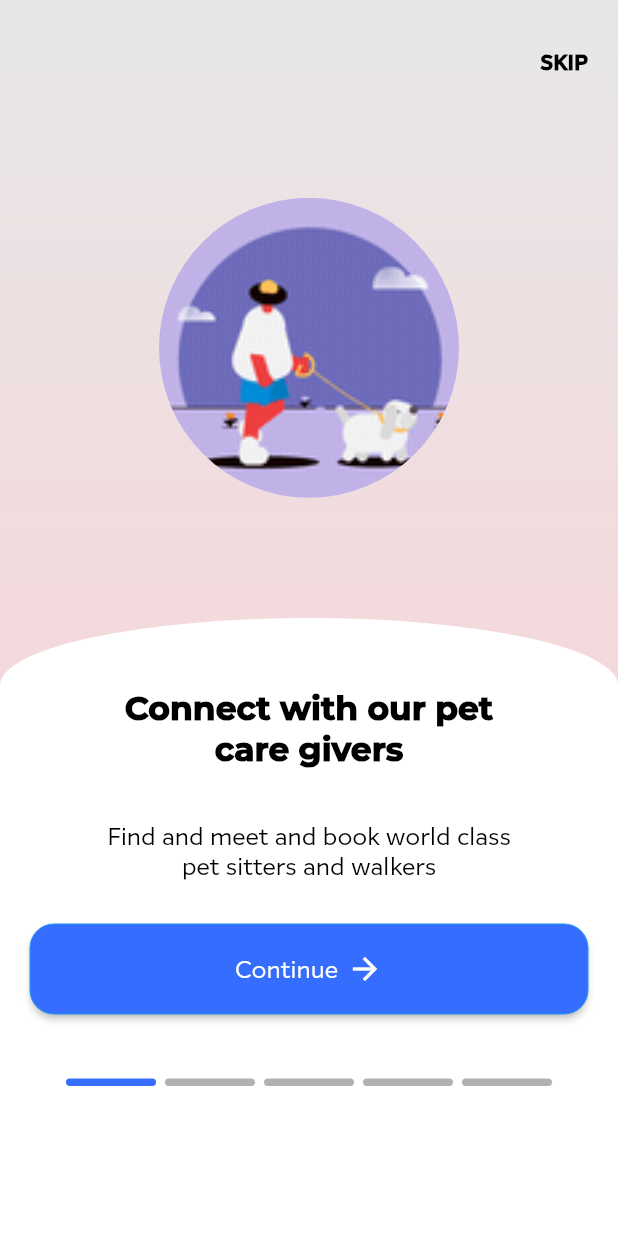
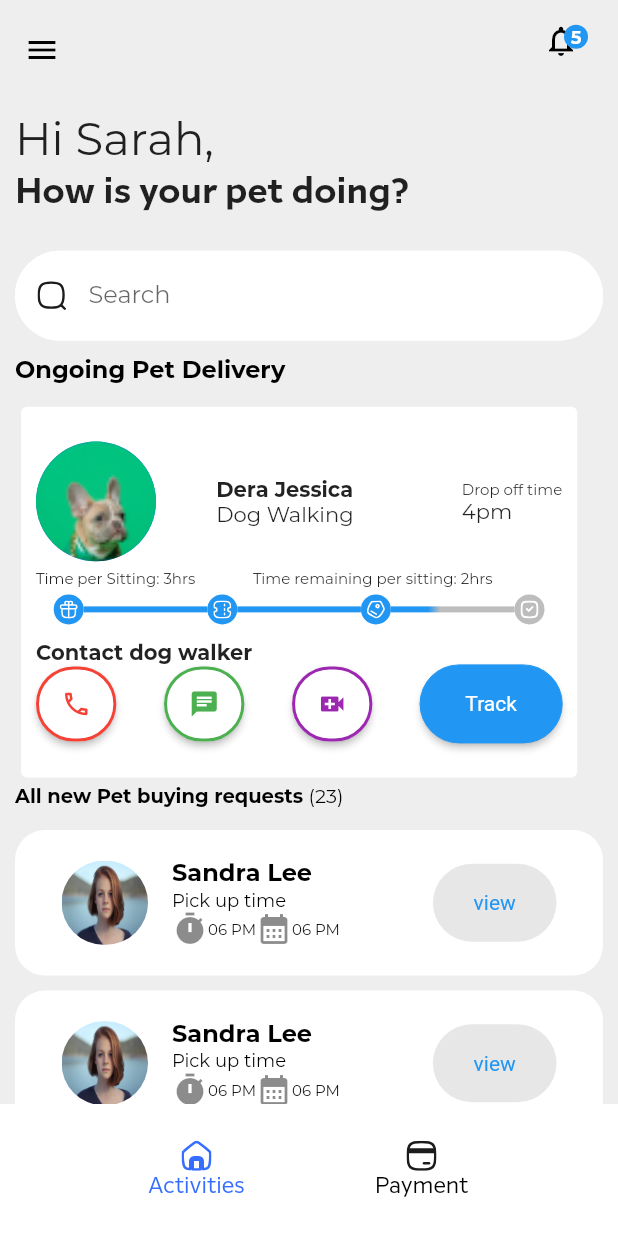
Before and after one commit to naztechnation/Petnity, a Flutter app: the screen it shows after launch, on a phone screen of 412 x 824 dp. Run offline on Flutter 3.47's test engine with Material 2 defaults, Android fonts, the phone set to English and light mode, and no system bars; our stand-ins replace equatable, flutter_bloc, flutter_svg, fluttertoast, geocoding, geolocator and 4 more; project files that could hold a hidden picture were left out.

```diff
--- a/lib/main.dart
+++ b/lib/main.dart
@@ -28,8 +28,8 @@ class Petnity extends StatelessWidget {
       themeMode: ThemeMode.light,
       theme: ThemeData(fontFamily: AppStrings.montserrat),
       routes: AppRoutes.routes,
-      // initialRoute: AppRoutes.serviceProviderLandingPage,
-      initialRoute: AppRoutes.welcomeScreen,
+      initialRoute: AppRoutes.serviceProviderLandingPage,
+      // initialRoute: AppRoutes.welcomeScreen,
       onGenerateRoute: AppRoutes.generateRoute,
     );
   }
--- a/lib/res/app_images.dart
+++ b/lib/res/app_images.dart
@@ -72,6 +72,14 @@ class AppImages {
   static const videoBorder = '${_svgBaseUrl}video_border.svg';
   static const messageBorder = '${_svgBaseUrl}message_border.svg';
   static const arrowDown = '${_svgBaseUrl}arrow_down.svg';
+  static const tag = '${_svgBaseUrl}Tag.svg';
+  static const ticket = '${_svgBaseUrl}Ticket.svg';
+  static const gift = '${_svgBaseUrl}Gift.svg';
+  static const checked = '${_svgBaseUrl}Checked.svg';
+
+  static const activities = '${_svgBaseUrl}Activities_1.svg';
+
+  static const creditcard = '${_svgBaseUrl}Credit_Card.svg';
 
   ///Gif images
   static const _gifBaseUrl = '${_baseUrl}gifs/';
--- a/lib/service_povider_section/landing_page.dart
+++ b/lib/service_povider_section/landing_page.dart
@@ -69,7 +69,7 @@ class _ServiceProviderLandingPageState
                 items: const <BottomNavigationBarItem>[
                   BottomNavigationBarItem(
                     icon: ImageView.svg(
-                      AppImages.homeIcon,
+                      AppImages.activities,
                       height: 20,
                       width: 20,
                     ),
@@ -83,7 +83,7 @@ class _ServiceProviderLandingPageState
                   ),
                   BottomNavigationBarItem(
                     icon: ImageView.svg(
-                      AppImages.userIcon,
+                      AppImages.creditcard,
                       height: 20,
                       width: 20,
                     ),
--- /dev/null
+++ b/lib/service_povider_section/service_provider_home/pet_selling_section/pet_selling_home.dart
@@ -0,0 +1,117 @@
+import 'package:flutter/material.dart';
+import 'package:petnity/res/app_colors.dart';
+import 'package:petnity/res/app_constants.dart';
+import 'package:petnity/res/app_images.dart';
+import 'package:petnity/service_povider_section/service_provider_home/service_request.dart';
+import 'package:petnity/ui/landing_page/track_purchase/track_purchase_widgets/ongoing_delivery_widget.dart';
+import 'package:petnity/ui/landing_page/track_purchase/track_purchase_widgets/ongoing_service_widget.dart';
+import 'package:petnity/ui/widgets/button_view.dart';
+import 'package:petnity/ui/widgets/custom_text.dart';
+
+class ServiceProviderPetDeliveryHomeBody extends StatelessWidget {
+  ServiceProviderPetDeliveryHomeBody({super.key});
+
+  @override
+  Widget build(BuildContext context) {
+    return Column(
+      crossAxisAlignment: CrossAxisAlignment.start,
+      children: [
+        CustomText(
+          text: 'Ongoing Pet Delivery',
+          weight: FontWeight.bold,
+        ),
+        SizedBox(
+          height: 10,
+        ),
+        OngoingDeliveryWidget(
+          label: 'Track',
+        ),
+        Row(
+          children: [
+            CustomText(
+              text: 'All new Pet buying requests ',
+              weight: FontWeight.bold,
+              size: 13,
+            ),
+            CustomText(
+              text: '(23)',
+              size: 13,
+            )
+          ],
+        ),
+        SizedBox(
+          height: 10,
+        ),
+        _newRequestWidget(context),
+        _newRequestWidget(context),
+        _newRequestWidget(context),
+      ],
+    );
+  }
+
+  Widget _newRequestWidget(BuildContext context) {
+    return Container(
+      margin: EdgeInsets.symmetric(vertical: 5),
+      padding: EdgeInsets.all(15),
+      decoration: BoxDecoration(
+          color: Colors.white, borderRadius: BorderRadius.circular(20)),
+      child: ListTile(
+        // contentPadding: EdgeInsets.symmetric(vertical: 10),
+        // tileColor: Colors.white,
+        leading: Container(
+          width: screenSize(context).width * .14,
+          height: screenSize(context).height * .07,
+          decoration: BoxDecoration(
+              borderRadius: BorderRadius.circular(100),
+              image: DecorationImage(
+                  image: AssetImage(AppImages.person), fit: BoxFit.fill)),
+        ),
+        title: CustomText(
+          text: 'Sandra Lee',
+          weight: FontWeight.bold,
+        ),
+        subtitle: Column(
+          crossAxisAlignment: CrossAxisAlignment.start,
+          children: [
+            CustomText(
+              text: 'Pick up time',
+              size: 12,
+            ),
+            Row(
+              children: [
+                Icon(Icons.timer),
+                CustomText(
+                  text: '06 PM',
+                  size: 10,
+                ),
+                Icon(Icons.calendar_month),
+                CustomText(
+                  text: '06 PM',
+                  size: 10,
+                ),
+              ],
+            )
+          ],
+        ),
+        trailing: Container(
+          width: screenSize(context).width * .2,
+          child: ButtonView(
+            onPressed: () {
+              Navigator.push(context, MaterialPageRoute(builder: (_) {
+                return ServiceRequest();
+              }));
+            },
+            child: Text(
+              'view',
+              style: TextStyle(color: Colors.blue),
+            ),
+            borderRadius: 100,
+            color: AppColors.scaffoldColor,
+            expanded: false,
+            borderColor: Colors.transparent,
+          ),
+        ),
+      ),
+    );
+  }
+}
--- a/lib/service_povider_section/service_provider_home/service_provider_home.dart
+++ b/lib/service_povider_section/service_provider_home/service_provider_home.dart
@@ -4,6 +4,8 @@ import 'package:petnity/res/app_constants.dart';
 import 'package:petnity/res/app_images.dart';
 import 'package:petnity/res/app_strings.dart';
 import 'package:petnity/service_povider_section/service_provider_home/home.dart';
+import 'package:petnity/service_povider_section/service_provider_home/pet_selling_section/pet_selling_home.dart';
+import 'package:petnity/service_povider_section/service_provider_home/vet_home_screen.dart';
 import 'package:petnity/ui/landing_page/track_purchase/track_purchase_widgets/ongoing_service_widget.dart';
 import 'package:petnity/ui/landing_page/widgets/listofservices_widget.dart';
 import 'package:petnity/ui/widgets/button_view.dart';
@@ -58,9 +60,7 @@ class ServiceProviderHomePage extends StatelessWidget {
                 SizedBox(
                   height: 10,
                 ),
-                ServiceProviderHomeBody(
-                  activity: 'Pet grooming',
-                )
+                ServiceProviderPetDeliveryHomeBody()
               ],
             ),
           ),
--- /dev/null
+++ b/lib/ui/landing_page/track_purchase/track_purchase_widgets/ongoing_delivery_widget.dart
@@ -0,0 +1,206 @@
+import 'package:flutter/material.dart';
+
+import 'package:petnity/res/app_constants.dart';
+import 'package:petnity/res/app_images.dart';
+
+import 'package:petnity/ui/widgets/button_view.dart';
+import 'package:petnity/ui/widgets/image_view.dart';
+
+class OngoingDeliveryWidget extends StatelessWidget {
+  final String label;
+  OngoingDeliveryWidget({this.label = 'Details'});
+
+  @override
+  Widget build(BuildContext context) {
+    return Card(
+      elevation: 0,
+      child: Container(
+        height: screenSize(context).height * .3,
+        width: screenSize(context).width * .9,
+        padding: EdgeInsets.symmetric(horizontal: 10, vertical: 20),
+        child: Column(
+          mainAxisAlignment: MainAxisAlignment.center,
+          crossAxisAlignment: CrossAxisAlignment.start,
+          children: [
+            Row(
+              mainAxisAlignment: MainAxisAlignment.spaceBetween,
+              children: [
+                CircleAvatar(
+                  backgroundImage: AssetImage(AppImages.dogsPic),
+                  radius: 40,
+                ),
+                Container(
+                  width: screenSize(context).width * .3,
+                  child: Column(
+                    crossAxisAlignment: CrossAxisAlignment.start,
+                    children: [
+                      Text(
+                        'Dera Jessica',
+                        style: TextStyle(fontWeight: FontWeight.bold),
+                      ),
+                      Text('Dog Walking')
+                    ],
+                  ),
+                ),
+                Container(
+                  // width: screenSize(context).width * .3,
+                  child: Column(
+                    crossAxisAlignment: CrossAxisAlignment.start,
+                    children: [
+                      Text(
+                        'Drop off time',
+                        style: TextStyle(fontSize: 10),
+                      ),
+                      Text('4pm')
+                    ],
+                  ),
+                ),
+              ],
+            ),
+            SizedBox(
+              height: 5,
+            ),
+            Row(
+              mainAxisAlignment: MainAxisAlignment.spaceBetween,
+              children: [
+                Text(
+                  'Time per Sitting: 3hrs',
+                  style: TextStyle(fontSize: 10),
+                ),
+                Text('Time remaining per sitting: 2hrs',
+                    style: TextStyle(fontSize: 10)),
+                SizedBox(width: 8),
+              ],
+            ),
+            SizedBox(
+              height: 5,
+            ),
+            Row(
+              mainAxisAlignment: MainAxisAlignment.center,
+              children: [
+                Container(
+                    padding: EdgeInsets.all(4),
+                    decoration: BoxDecoration(
+                        color: Colors.blue,
+                        borderRadius: BorderRadius.circular(100)),
+                    child: ImageView.svg(AppImages.gift)),
+                Container(
+                  width: screenSize(context).width * .2,
+                  height: 4,
+                  color: Colors.blue,
+                ),
+                Container(
+                    padding: EdgeInsets.all(4),
+                    decoration: BoxDecoration(
+                        color: Colors.blue,
+                        borderRadius: BorderRadius.circular(100)),
+                    child: ImageView.svg(AppImages.ticket)),
+                Container(
+                  width: screenSize(context).width * .2,
+                  height: 4,
+                  color: Colors.blue,
+                ),
+                Container(
+                    padding: EdgeInsets.all(4),
+                    decoration: BoxDecoration(
+                        color: Colors.blue,
+                        borderRadius: BorderRadius.circular(100)),
+                    child: ImageView.svg(AppImages.tag)),
+                Container(
+                  width: screenSize(context).width * .2,
+                  height: 4,
+                  decoration: BoxDecoration(
+                    gradient: LinearGradient(
+                        colors: [
+                          Colors.blue,
+                          Colors.grey.shade400,
+                          Colors.grey.shade400,
+                        ],
+                        begin: Alignment.centerLeft,
+                        end: Alignment.centerRight,
+                        stops: [0.3, 0.4, 1.0]),
+                  ),
+                ),
+                Container(
+                    padding: EdgeInsets.all(4),
+                    decoration: BoxDecoration(
+                        color: Colors.grey.shade400,
+                        borderRadius: BorderRadius.circular(100)),
+                    child: ImageView.svg(AppImages.checked)),
+              ],
+            ),
+            SizedBox(
+              height: 10,
+            ),
+            Text(
+              'Contact dog walker',
+              style: TextStyle(fontWeight: FontWeight.bold),
+            ),
+            Row(
+              mainAxisAlignment: MainAxisAlignment.spaceBetween,
+              children: [
+                Container(
+                  width: screenSize(context).width * .13,
+                  child: ButtonView(
+                    padding: EdgeInsets.symmetric(vertical: 15),
+                    borderColor: Colors.red,
+                    borderWidth: 2,
+                    color: Colors.white,
+                    onPressed: () {},
+                    child: Icon(
+                      Icons.call_outlined,
+                      color: Colors.red,
+                      size: 20,
+                    ),
+                    borderRadius: 100,
+                  ),
+                ),
+                Container(
+                  width: screenSize(context).width * .13,
+                  child: ButtonView(
+                    borderColor: Colors.green,
+                    padding: EdgeInsets.symmetric(vertical: 15),
+                    borderWidth: 2,
+                    color: Colors.white,
+                    onPressed: () {},
+                    child: Icon(
+                      Icons.chat,
+                      color: Colors.green,
+                      size: 20,
+                    ),
+                    borderRadius: 100,
+                  ),
+                ),
+                Container(
+                  width: screenSize(context).width * .13,
+                  child: ButtonView(
+                    borderColor: Colors.purple,
+                    borderWidth: 2,
+                    padding: EdgeInsets.symmetric(vertical: 15),
+                    color: Colors.white,
+                    onPressed: () {},
+                    child: Icon(
+                      Icons.video_call,
+                      color: Colors.purple,
+                      size: 20,
+                    ),
+                    borderRadius: 100,
+                  ),
+                ),
+                Container(
+                  width: screenSize(context).width * .23,
+                  child: ButtonView(
+                    color: Colors.blue,
+                    onPressed: () {},
+                    child: Text(label),
+                    borderRadius: 30,
+                  ),
+                ),
+              ],
+            )
+          ],
+        ),
+      ),
+    );
+  }
+}
```
Also changed, not shown: lib/service_povider_section/service_provider_home/vet_home_screen.dart (added, +117 -0 lines), lib/ui/landing_page/track_purchase/track_purchase_widgets/video_call_session_widget.dart (+29 -10 lines), assets/images/svgs/Activities_1.svg (added), assets/images/svgs/Checked.svg (added), assets/images/svgs/Credit_Card.svg (added), assets/images/svgs/Gift.svg (added), assets/images/svgs/Tag.svg (added), assets/images/svgs/Ticket.svg (added), pubspec.lock.
